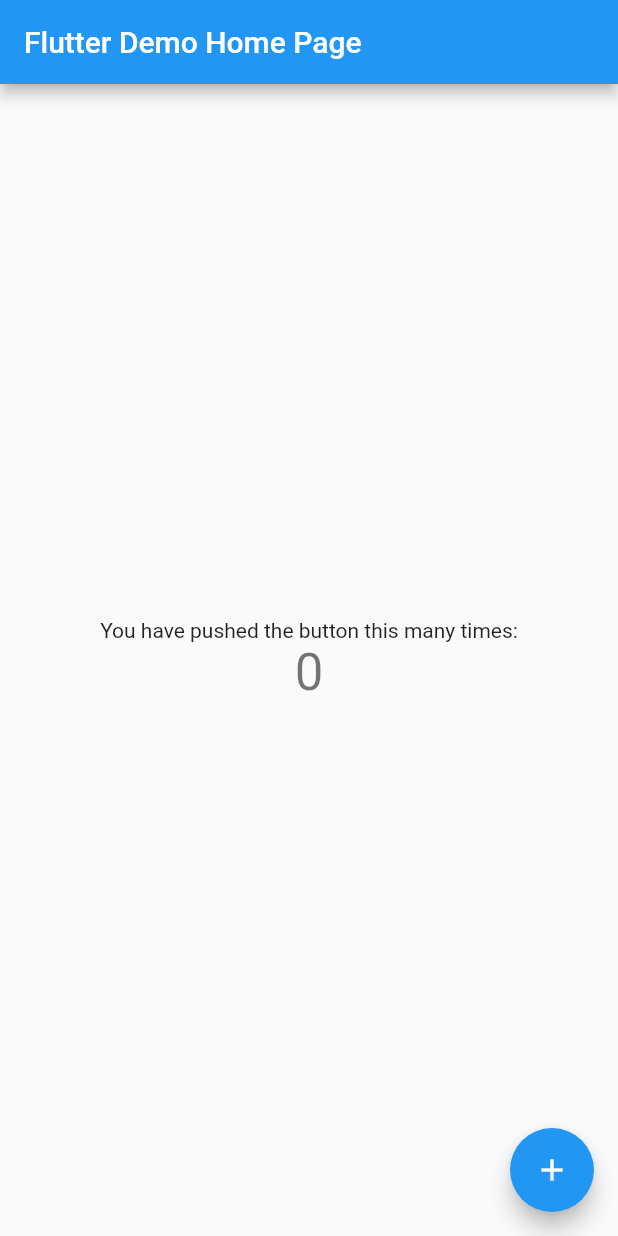
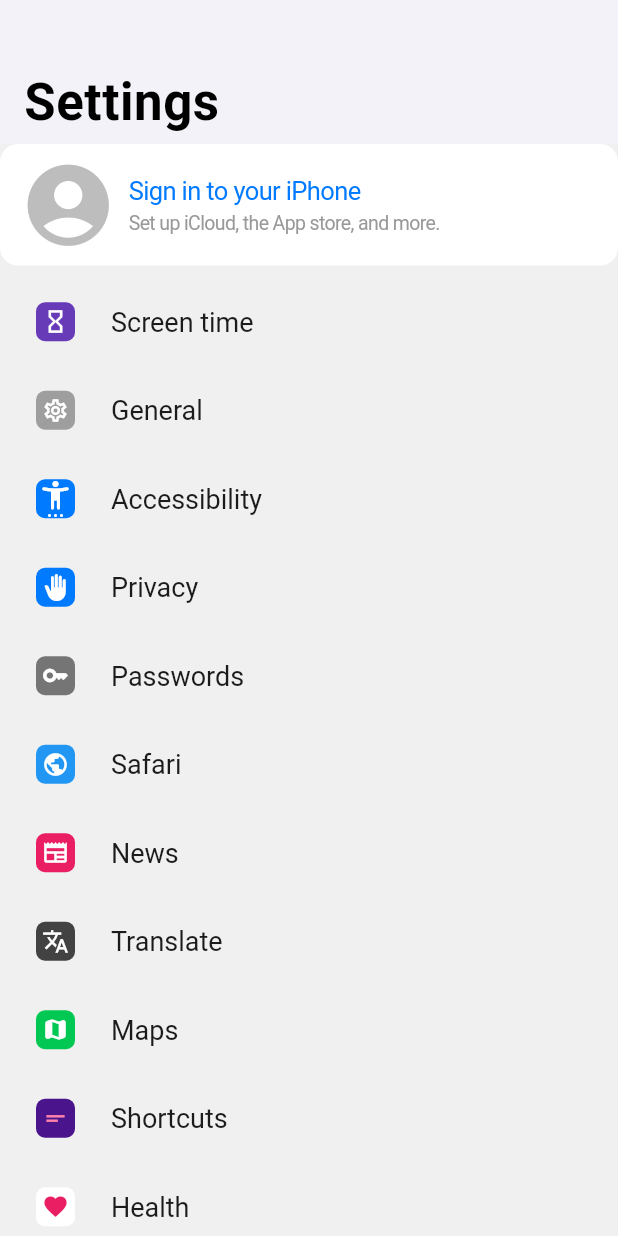
Before and after one commit to sun-adriann/flutter-ui, a Flutter app: the screen it shows after launch, on a phone screen of 412 x 824 dp. Run offline on Flutter 3.47's test engine with Material 2 defaults, Android fonts, the phone set to English and light mode, and no system bars; drawn by our look-alikes of settings_ui.

Commit message:
feat: ✨ create iOS settings page

```diff
--- /dev/null
+++ b/lib/ios_settings/components/navbar.dart
@@ -0,0 +1,12 @@
+import 'package:flutter/cupertino.dart';
+
+class Navbar extends StatelessWidget {
+  const Navbar({Key? key}) : super(key: key);
+
+  @override
+  Widget build(BuildContext context) {
+    return const CupertinoSliverNavigationBar(
+      largeTitle: Text('Settings'),
+    );
+  }
+}
--- /dev/null
+++ b/lib/ios_settings/ios_settings_page.dart
@@ -0,0 +1,312 @@
+import 'package:flutter/cupertino.dart';
+import 'package:flutter/material.dart';
+import 'package:settings_ui/settings_ui.dart';
+
+class IosSettingsPage extends StatelessWidget {
+  const IosSettingsPage({Key? key}) : super(key: key);
+
+  @override
+  Widget build(BuildContext context) {
+    return CupertinoPageScaffold(
+      child: CustomScrollView(
+        slivers: [
+          const CupertinoSliverNavigationBar(
+            // border: null,
+            // backgroundColor: Color(0xFFF2F2F8),
+            largeTitle: Text('Settings'),
+          ),
+          SliverFillRemaining(
+            child: SettingsList(
+              shrinkWrap: false,
+              physics: const NeverScrollableScrollPhysics(),
+              applicationType: ApplicationType.cupertino,
+              sections: [
+                SettingsSection(
+                  tiles: [
+                    CustomSettingsTile(
+                      child: Padding(
+                        padding: const EdgeInsets.only(bottom: 8.0),
+                        child: Container(
+                          decoration: BoxDecoration(
+                            borderRadius: BorderRadius.circular(12.0),
+                            color: Colors.white,
+                          ),
+                          child: Padding(
+                            padding: const EdgeInsets.all(8.0),
+                            child: Row(
+                              children: [
+                                const SizedBox(width: 5.0),
+                                Icon(
+                                  Icons.account_circle,
+                                  size: 65.0,
+                                  color: Colors.grey.shade400,
+                                ),
+                                const SizedBox(width: 8.0),
+                                Column(
+                                  crossAxisAlignment: CrossAxisAlignment.start,
+                                  children: const [
+                                    Text(
+                                      'Sign in to your iPhone',
+                                      style: TextStyle(
+                                        color: CupertinoColors.activeBlue,
+                                      ),
+                                    ),
+                                    SizedBox(height: 4.0),
+                                    Text(
+                                      'Set up iCloud, the App store, and more.',
+                                      style: TextStyle(
+                                        fontSize: 13.0,
+                                        color: CupertinoColors.inactiveGray,
+                                      ),
+                                    ),
+                                  ],
+                                ),
+                              ],
+                            ),
+                          ),
+                        ),
+                      ),
+                    ),
+                  ],
+                ),
+                SettingsSection(
+                  margin: const EdgeInsetsDirectional.all(16.0),
+                  tiles: [
+                    SettingsTile.navigation(
+                      leading: Container(
+                        width: 26.0,
+                        height: 26.0,
+                        decoration: const BoxDecoration(
+                          color: Colors.deepPurple,
+                          borderRadius: BorderRadius.all(Radius.circular(6.0)),
+                        ),
+                        child: const Icon(
+                          Icons.hourglass_empty,
+                          color: Colors.white,
+                          size: 18.0,
+                        ),
+                      ),
+                      title: const Text('Screen time'),
+                    ),
+                  ],
+                ),
+                SettingsSection(
+                  margin: const EdgeInsetsDirectional.all(16.0),
+                  tiles: [
+                    SettingsTile.navigation(
+                      leading: Container(
+                        width: 26.0,
+                        height: 26.0,
+                        decoration: const BoxDecoration(
+                          color: Colors.grey,
+                          borderRadius: BorderRadius.all(Radius.circular(6.0)),
+                        ),
+                        child: const Icon(
+                          Icons.settings_outlined,
+                          color: Colors.white,
+                          size: 18.0,
+                        ),
+                      ),
+                      title: const Text('General'),
+                    ),
+                    SettingsTile.navigation(
+                      leading: Container(
+                        width: 26.0,
+                        height: 26.0,
+                        decoration: const BoxDecoration(
+                          color: CupertinoColors.activeBlue,
+                          borderRadius: BorderRadius.all(Radius.circular(6.0)),
+                        ),
+                        child: const Icon(
+                          Icons.settings_accessibility_rounded,
+                          color: Colors.white,
+                        ),
+                      ),
+                      title: const Text('Accessibility'),
+                    ),
+                    SettingsTile.navigation(
+                      leading: Container(
+                        width: 26.0,
+                        height: 26.0,
+                        decoration: const BoxDecoration(
+                          color: CupertinoColors.activeBlue,
+                          borderRadius: BorderRadius.all(Radius.circular(6.0)),
+                        ),
+                        child: const Icon(
+                          Icons.back_hand,
+                          color: Colors.white,
+                          size: 18.0,
+                        ),
+                      ),
+                      title: const Text('Privacy'),
+                    ),
+                  ],
+                ),
+                SettingsSection(
+                  margin: const EdgeInsetsDirectional.all(16.0),
+                  tiles: [
+                    SettingsTile.navigation(
+                      leading: Container(
+                        width: 26.0,
+                        height: 26.0,
+                        decoration: BoxDecoration(
+                          color: Colors.grey.shade600,
+                          borderRadius:
+                              const BorderRadius.all(Radius.circular(6.0)),
+                        ),
+                        child: const Icon(
+                          Icons.key,
+                          color: Colors.white,
+                          size: 18.0,
+                        ),
+                      ),
+                      title: const Text('Passwords'),
+                    ),
+                  ],
+                ),
+                SettingsSection(
+                  margin: const EdgeInsetsDirectional.all(16.0),
+                  tiles: [
+                    SettingsTile.navigation(
+                      leading: Container(
+                        width: 26.0,
+                        height: 26.0,
+                        decoration: const BoxDecoration(
+                          color: Colors.blue,
+                          borderRadius: BorderRadius.all(Radius.circular(6.0)),
+                        ),
+                        child: const Icon(
+                          Icons.public,
+                          color: Colors.white,
+                          size: 18.0,
+                        ),
+                      ),
+                      title: const Text('Safari'),
+                    ),
+                    SettingsTile.navigation(
+                      leading: Container(
+                        width: 26.0,
+                        height: 26.0,
+                        decoration: const BoxDecoration(
+                          color: Colors.pink,
+                          borderRadius: BorderRadius.all(Radius.circular(6.0)),
+                        ),
+                        child: const Icon(
+                          Icons.newspaper,
+                          color: Colors.white,
+                          size: 18.0,
+                        ),
+                      ),
+                      title: const Text('News'),
+                    ),
+                    SettingsTile.navigation(
+                      leading: Container(
+                        width: 26.0,
+                        height: 26.0,
+                        decoration: BoxDecoration(
+                          color: Colors.grey.shade800,
+                          borderRadius:
+                              const BorderRadius.all(Radius.circular(6.0)),
+                        ),
+                        child: const Icon(
+                          Icons.translate_outlined,
+                          color: Colors.white,
+                          size: 18.0,
+                        ),
+                      ),
+                      title: const Text('Translate'),
+                    ),
+                    SettingsTile.navigation(
+                      leading: Container(
+                        width: 26.0,
+                        height: 26.0,
+                        decoration: BoxDecoration(
+                          color: Colors.greenAccent.shade700,
+                          borderRadius:
+                              const BorderRadius.all(Radius.circular(6.0)),
+                        ),
+                        child: const Icon(
+                          Icons.map_rounded,
+                          color: Colors.white,
+                          size: 18.0,
+                        ),
+                      ),
+                      title: const Text('Maps'),
+                    ),
+                    SettingsTile.navigation(
+                      leading: Container(
+                        width: 26.0,
+                        height: 26.0,
+                        decoration: BoxDecoration(
+                          color: Colors.purple.shade900,
+                          borderRadius:
+                              const BorderRadius.all(Radius.circular(6.0)),
+                        ),
+                        child: Icon(
+                          Icons.short_text,
+                          color: Colors.pinkAccent.shade100,
+                          size: 18.0,
+                        ),
+                      ),
+                      title: const Text('Shortcuts'),
+                    ),
+                    SettingsTile.navigation(
+                      leading: Container(
+                        width: 26.0,
+                        height: 26.0,
+                        decoration: const BoxDecoration(
+                          color: Colors.white,
+                          borderRadius: BorderRadius.all(Radius.circular(6.0)),
+                        ),
+                        child: const Icon(
+                          Icons.favorite,
+                          color: Colors.pink,
+                          size: 18.0,
+                        ),
+                      ),
+                      title: const Text('Health'),
+                    ),
+                    SettingsTile.navigation(
+                      leading: Container(
+                        width: 26.0,
+                        height: 26.0,
+                        decoration: BoxDecoration(
+                          color: Colors.pink.shade900,
+                          borderRadius:
+                              const BorderRadius.all(Radius.circular(6.0)),
+                        ),
+                        child: const Icon(
+                          Icons.light_mode,
+                          color: Colors.white,
+                          size: 18.0,
+                        ),
+                      ),
+                      title: const Text('Siri & Search'),
+                    ),
+                    SettingsTile.navigation(
+                      leading: Container(
+                        width: 26.0,
+                        height: 26.0,
+                        decoration: const BoxDecoration(
+                          color: Colors.white,
+                          borderRadius: BorderRadius.all(Radius.circular(6.0)),
+                        ),
+                        child: const Icon(
+                          Icons.stay_primary_landscape_outlined,
+                          color: Colors.blue,
+                          size: 18.0,
+                        ),
+                      ),
+                      title: const Text('Photos'),
+                    ),
+                  ],
+                ),
+              ],
+            ),
+          ),
+        ],
+      ),
+    );
+    ;
+  }
+}
--- a/lib/main.dart
+++ b/lib/main.dart
@@ -1,66 +1,20 @@
-import 'package:flutter/material.dart';
+import 'package:flutter/cupertino.dart';
+import 'package:flutter_ui/ios_settings/ios_settings_page.dart';
 
-void main() {
-  runApp(const MyApp());
-}
+void main() => runApp(const FlutterUiApp());
 
-class MyApp extends StatelessWidget {
-  const MyApp({Key? key}) : super(key: key);
+class FlutterUiApp extends StatelessWidget {
+  const FlutterUiApp({Key? key}) : super(key: key);
 
   @override
   Widget build(BuildContext context) {
-    return MaterialApp(
-      title: 'Flutter Demo',
-      theme: ThemeData(
-        primarySwatch: Colors.blue,
+    return const CupertinoApp(
+      title: 'Flutter UI App',
+      debugShowCheckedModeBanner: false,
+      theme: CupertinoThemeData(
+        scaffoldBackgroundColor: Color(0xFFF2F2F8),
       ),
-      home: const MyHomePage(title: 'Flutter Demo Home Page'),
+      home: IosSettingsPage(),
     );
   }
 }
-
-class MyHomePage extends StatefulWidget {
-  const MyHomePage({Key? key, required this.title}) : super(key: key);
-  final String title;
-
-  @override
-  State<MyHomePage> createState() => _MyHomePageState();
-}
-
-class _MyHomePageState extends State<MyHomePage> {
-  int _counter = 0;
-
-  void _incrementCounter() {
-    setState(() {
-      _counter++;
-    });
-  }
-
-  @override
-  Widget build(BuildContext context) {
-    return Scaffold(
-      appBar: AppBar(
-        title: Text(widget.title),
-      ),
-      body: Center(
-        child: Column(
-          mainAxisAlignment: MainAxisAlignment.center,
-          children: <Widget>[
-            const Text(
-              'You have pushed the button this many times:',
-            ),
-            Text(
-              '$_counter',
-              style: Theme.of(context).textTheme.headline4,
-            ),
-          ],
-        ),
-      ),
-      floatingActionButton: FloatingActionButton(
-        onPressed: _incrementCounter,
-        tooltip: 'Increment',
-        child: const Icon(Icons.add),
-      ),
-    );
-  }
-}
--- a/pubspec.yaml
+++ b/pubspec.yaml
@@ -1,5 +1,5 @@
 name: flutter_ui
-description: Simple pages built with flutter.
+description: Simple pages built in flutter.
 
 publish_to: 'none'
 version: 1.0.0+1
@@ -10,8 +10,8 @@ environment:
 dependencies:
   flutter:
     sdk: flutter
-
   cupertino_icons: ^1.0.2
+  settings_ui: ^2.0.2
 
 dev_dependencies:
   flutter_test:
@@ -21,3 +21,5 @@ dev_dependencies:
 
 flutter:
   uses-material-design: true
+  assets:
+    - assets/ios_settings_page/
```
Also changed, not shown: pubspec.lock.
